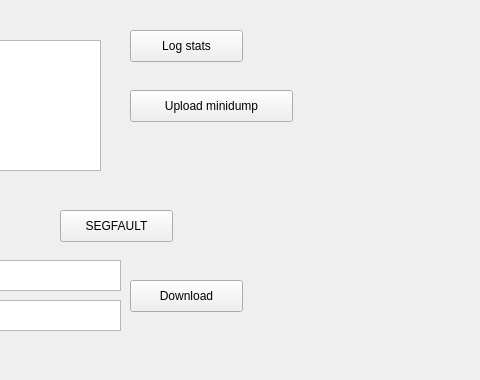
First picture: the form in demoapp/CrashingWidget.ui, repository qedsoftware/crashup, before the edit; both pictures show x 160 to 640 and y 0 to 380 of the 640 by 480 pixel window.
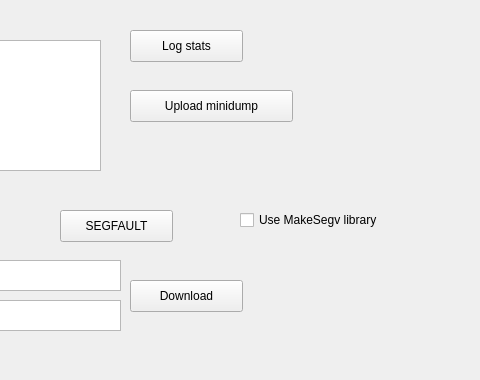
Second picture: the form after the edit.

Commit message:
Added shared library to demoapp that can also generate crashes.
You can choose source of crashes by checkbox in the app window.

The edit to the form file:
```diff
--- a/demoapp/CrashingWidget.ui
+++ b/demoapp/CrashingWidget.ui
@@ -135,6 +135,19 @@
      </rect>
     </property>
    </widget>
+   <widget class="QCheckBox" name="useMakeSegv">
+    <property name="geometry">
+     <rect>
+      <x>400</x>
+      <y>210</y>
+      <width>171</width>
+      <height>20</height>
+     </rect>
+    </property>
+    <property name="text">
+     <string>Use MakeSegv library</string>
+    </property>
+   </widget>
   </widget>
   <widget class="QMenuBar" name="menubar">
    <property name="geometry">
```
Left out of the diff: 4 changed lines with no effect on the pictures. Lines whose indentation alone changed are shown as unchanged. The commit also changes 4 other files.
